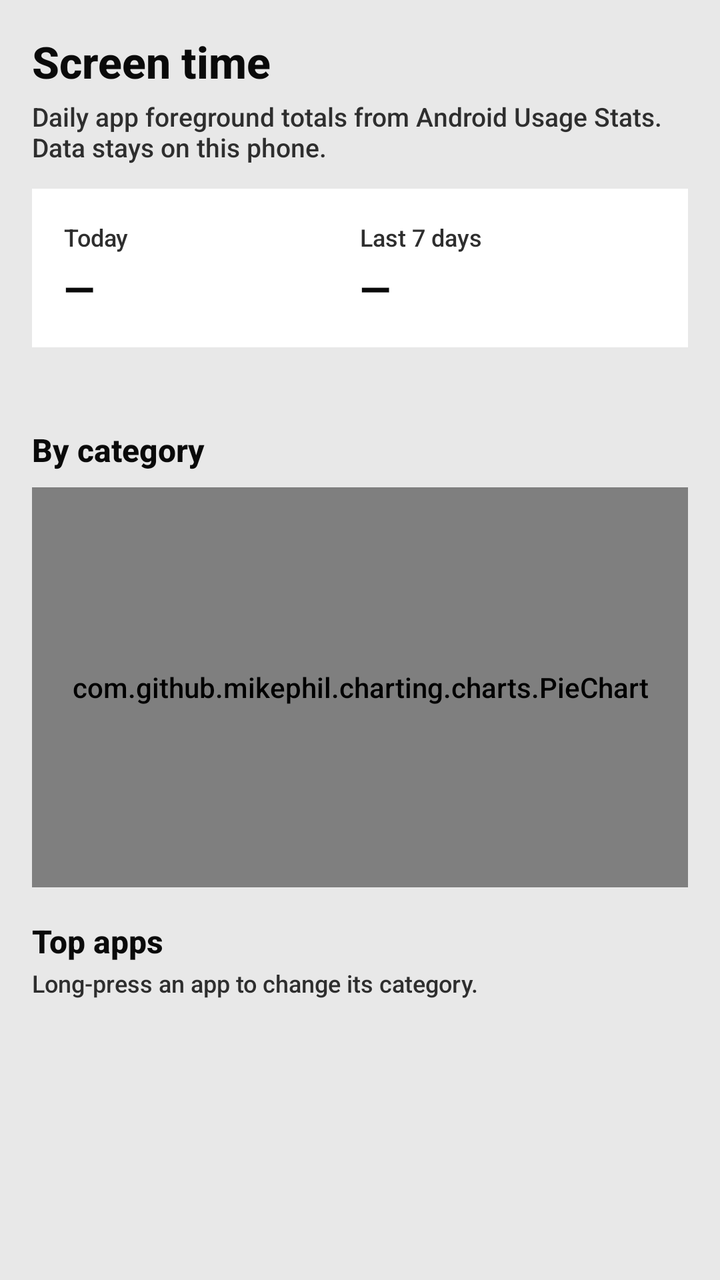
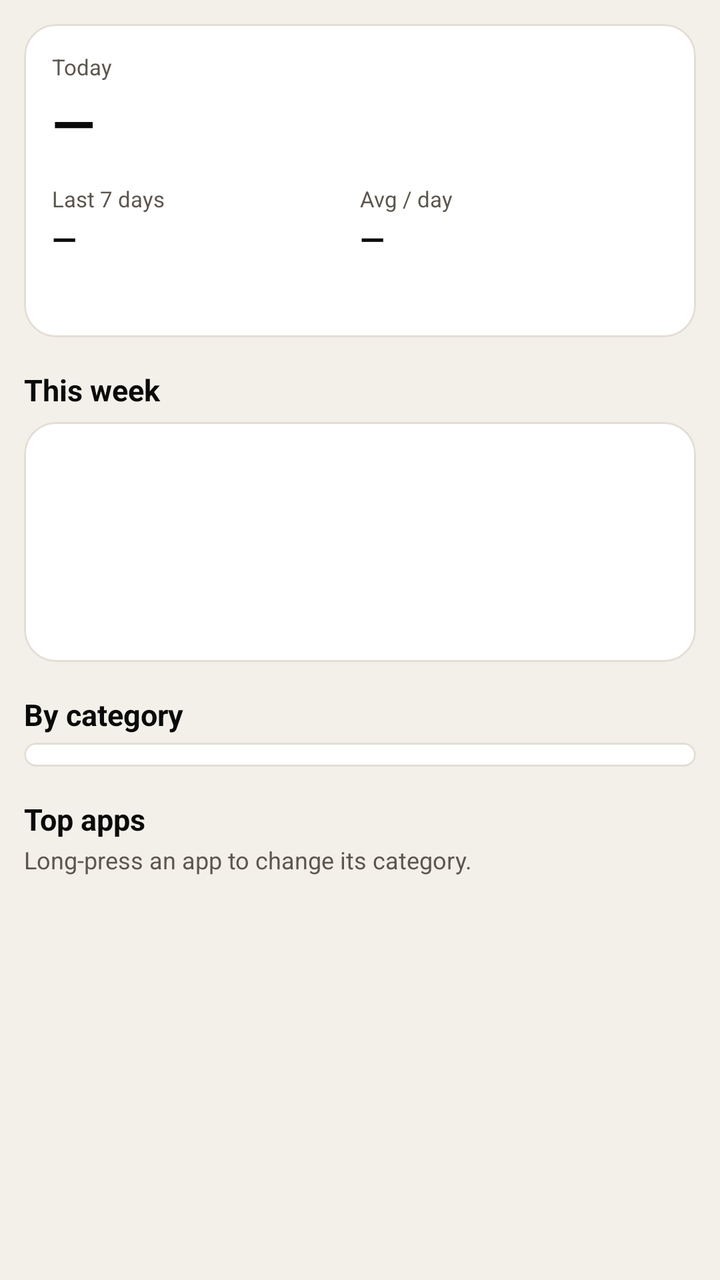

Before-and-after screenshots of an Android layout around one commit, followed by the original layout XML and the change that was made.
<!-- AndroidManifest.xml: application theme Theme.MoneyManager -->
<!-- res/layout/fragment_usage_wellbeing.xml -->
<?xml version="1.0" encoding="utf-8"?>
<ScrollView xmlns:android="http://schemas.android.com/apk/res/android"
    xmlns:app="http://schemas.android.com/apk/res-auto"
    android:layout_width="match_parent"
    android:layout_height="match_parent"
    android:background="@color/background_gray"
    android:fillViewport="true">

    <LinearLayout
        android:layout_width="match_parent"
        android:layout_height="wrap_content"
        android:orientation="vertical"
        android:padding="16dp">

        <TextView
            android:layout_width="match_parent"
            android:layout_height="wrap_content"
            android:text="@string/usage_title"
            android:textColor="@color/text_primary"
            android:textSize="22sp"
            android:textStyle="bold" />

        <TextView
            android:layout_width="match_parent"
            android:layout_height="wrap_content"
            android:layout_marginTop="4dp"
            android:text="@string/usage_subtitle"
            android:textColor="@color/text_secondary"
            android:textSize="13sp" />

        <LinearLayout
            android:id="@+id/usage_permission_banner"
            android:layout_width="match_parent"
            android:layout_height="wrap_content"
            android:layout_marginTop="12dp"
            android:background="@color/review_banner_bg"
            android:orientation="vertical"
            android:padding="14dp"
            android:visibility="gone">

            <TextView
                android:layout_width="match_parent"
                android:layout_height="wrap_content"
                android:text="@string/usage_permission_needed"
                android:textColor="@color/text_primary"
                android:textSize="14sp" />

            <com.google.android.material.button.MaterialButton
                android:id="@+id/btn_usage_grant"
                android:layout_width="match_parent"
                android:layout_height="wrap_content"
                android:layout_marginTop="8dp"
                android:text="@string/usage_open_settings"
                android:textColor="@color/button_on_yellow"
                app:backgroundTint="@color/primary_yellow_dark" />
        </LinearLayout>

        <LinearLayout
            android:id="@+id/usage_disabled_banner"
            android:layout_width="match_parent"
            android:layout_height="wrap_content"
            android:layout_marginTop="12dp"
            android:background="@color/empty_banner_bg"
            android:orientation="vertical"
            android:padding="14dp"
            android:visibility="gone">

            <TextView
                android:layout_width="match_parent"
                android:layout_height="wrap_content"
                android:text="@string/usage_disabled_hint"
                android:textColor="@color/text_primary"
                android:textSize="14sp" />

            <com.google.android.material.button.MaterialButton
                android:id="@+id/btn_usage_enable"
                style="@style/Widget.MaterialComponents.Button.OutlinedButton"
                android:layout_width="match_parent"
                android:layout_height="wrap_content"
                android:layout_marginTop="8dp"
                android:text="@string/usage_enable" />
        </LinearLayout>

        <LinearLayout
            android:id="@+id/usage_content"
            android:layout_width="match_parent"
            android:layout_height="wrap_content"
            android:layout_marginTop="12dp"
            android:orientation="vertical">

            <LinearLayout
                android:layout_width="match_parent"
                android:layout_height="wrap_content"
                android:background="@color/surface_white"
                android:orientation="horizontal"
                android:padding="16dp">

                <LinearLayout
                    android:layout_width="0dp"
                    android:layout_height="wrap_content"
                    android:layout_weight="1"
                    android:orientation="vertical">

                    <TextView
                        android:layout_width="match_parent"
                        android:layout_height="wrap_content"
                        android:text="@string/usage_today"
                        android:textColor="@color/text_secondary"
                        android:textSize="12sp" />

                    <TextView
                        android:id="@+id/tv_usage_today"
                        android:layout_width="match_parent"
                        android:layout_height="wrap_content"
                        android:layout_marginTop="4dp"
                        android:textColor="@color/text_primary"
                        android:textSize="20sp"
                        android:textStyle="bold"
                        android:text="@string/usage_dash" />
                </LinearLayout>

                <LinearLayout
                    android:layout_width="0dp"
                    android:layout_height="wrap_content"
                    android:layout_weight="1"
                    android:orientation="vertical">

                    <TextView
                        android:layout_width="match_parent"
                        android:layout_height="wrap_content"
                        android:text="@string/usage_week"
                        android:textColor="@color/text_secondary"
                        android:textSize="12sp" />

                    <TextView
                        android:id="@+id/tv_usage_week"
                        android:layout_width="match_parent"
                        android:layout_height="wrap_content"
                        android:layout_marginTop="4dp"
                        android:textColor="@color/text_primary"
                        android:textSize="20sp"
                        android:textStyle="bold"
                        android:text="@string/usage_dash" />
                </LinearLayout>
            </LinearLayout>

            <TextView
                android:id="@+id/tv_usage_status"
                android:layout_width="match_parent"
                android:layout_height="wrap_content"
                android:layout_marginTop="8dp"
                android:textColor="@color/text_secondary"
                android:textSize="12sp" />

            <TextView
                android:layout_width="match_parent"
                android:layout_height="wrap_content"
                android:layout_marginTop="16dp"
                android:text="@string/usage_categories"
                android:textColor="@color/text_primary"
                android:textSize="16sp"
                android:textStyle="bold" />

            <com.github.mikephil.charting.charts.PieChart
                android:id="@+id/chart_usage_categories"
                android:layout_width="match_parent"
                android:layout_height="200dp"
                android:layout_marginTop="8dp"
                android:background="@color/surface_white" />

            <TextView
                android:id="@+id/tv_usage_categories_empty"
                android:layout_width="match_parent"
                android:layout_height="wrap_content"
                android:layout_marginTop="8dp"
                android:gravity="center"
                android:padding="16dp"
                android:text="@string/usage_no_data"
                android:textColor="@color/text_secondary"
                android:visibility="gone" />

            <TextView
                android:layout_width="match_parent"
                android:layout_height="wrap_content"
                android:layout_marginTop="16dp"
                android:text="@string/usage_top_apps"
                android:textColor="@color/text_primary"
                android:textSize="16sp"
                android:textStyle="bold" />

            <TextView
                android:layout_width="match_parent"
                android:layout_height="wrap_content"
                android:layout_marginTop="2dp"
                android:text="@string/usage_top_apps_hint"
                android:textColor="@color/text_secondary"
                android:textSize="12sp" />

            <androidx.recyclerview.widget.RecyclerView
                android:id="@+id/rv_usage_apps"
                android:layout_width="match_parent"
                android:layout_height="wrap_content"
                android:layout_marginTop="8dp"
                android:nestedScrollingEnabled="false" />
        </LinearLayout>
    </LinearLayout>
</ScrollView>
<!-- resources referenced by this layout -->
<resources>
  <color name="background_gray">#E8E8E8</color>
  <color name="button_on_yellow">#0A0A0A</color>
  <color name="empty_banner_bg">#E3F2FD</color>
  <color name="primary_yellow_dark">#FF8F00</color>
  <color name="review_banner_bg">#FFF8E1</color>
  <color name="surface_white">#FFFFFF</color>
  <color name="text_primary">#0A0A0A</color>
  <color name="text_secondary">#2E2E2E</color>
  <string name="usage_categories">By category</string>
  <string name="usage_dash">—</string>
  <string name="usage_disabled_hint">Screen time is off. Turn it on to refresh aggregates from the phone (still on-device only).</string>
  <string name="usage_enable">Turn on screen time</string>
  <string name="usage_no_data">No usage data yet. Some phones return empty stats until you use apps after granting access.</string>
  <string name="usage_open_settings">Open Usage Access settings</string>
  <string name="usage_permission_needed">Usage Access is required to read screen time. Jaruri only stores daily minute totals on this device.</string>
  <string name="usage_subtitle">Daily app foreground totals from Android Usage Stats. Data stays on this phone.</string>
  <string name="usage_title">Screen time</string>
  <string name="usage_today">Today</string>
  <string name="usage_top_apps">Top apps</string>
  <string name="usage_top_apps_hint">Long-press an app to change its category.</string>
  <string name="usage_week">Last 7 days</string>
  <style name="Theme.MoneyManager" parent="Base.Theme.MoneyManager" />
  <style name="Base.Theme.MoneyManager" parent="Theme.Material3.DayNight.NoActionBar">
          <item name="colorPrimary">@color/primary_yellow</item>
          <item name="colorPrimaryVariant">@color/primary_yellow_dark</item>
          <item name="colorOnPrimary">@color/text_primary</item>
          <item name="colorSecondary">@color/accent_blue</item>
          <item name="colorSecondaryVariant">@color/teal_700</item>
          <item name="colorOnSecondary">@color/white</item>
          <item name="android:statusBarColor">@color/primary_yellow_dark</item>
          <item name="android:navigationBarColor">@color/background_gray</item>
          <item name="android:windowBackground">@color/background_gray</item>
          <item name="colorSurface">@color/surface_white</item>
          <item name="colorOnSurface">@color/text_primary</item>
          <item name="android:textColorPrimary">@color/text_primary</item>
          <item name="android:textColorSecondary">@color/text_secondary</item>
          <item name="android:textColorHint">@color/text_secondary</item>
          <item name="android:fontFamily">sans-serif-medium</item>
          <item name="materialButtonStyle">@style/Widget.Jaruri.Button</item>
          <item name="borderlessButtonStyle">@style/Widget.Jaruri.Button.Text</item>
          <item name="dividerHorizontal">@color/hairline</item>
          <item name="dividerVertical">@color/hairline</item>
      </style>
  <color name="primary_yellow">#FFB300</color>
  <color name="accent_blue">#0B3D91</color>
  <color name="teal_700">#00695C</color>
  <color name="white">#FFFFFFFF</color>
  <style name="Widget.Jaruri.Button" parent="Widget.Material3.Button">
          <item name="android:textAllCaps">false</item>
          <item name="android:letterSpacing">0.01</item>
          <item name="cornerRadius">6dp</item>
      </style>
  <style name="Widget.Jaruri.Button.Text" parent="Widget.Material3.Button.TextButton">
          <item name="android:textAllCaps">false</item>
          <item name="android:letterSpacing">0.01</item>
      </style>
  <color name="hairline">#757575</color>
</resources>

<!-- the commit's change to res/layout/fragment_usage_wellbeing.xml (unified diff, before → after) -->
@@ -1,6 +1,7 @@
 <?xml version="1.0" encoding="utf-8"?>
 <ScrollView xmlns:android="http://schemas.android.com/apk/res/android"
     xmlns:app="http://schemas.android.com/apk/res-auto"
+    xmlns:tools="http://schemas.android.com/tools"
     android:layout_width="match_parent"
     android:layout_height="match_parent"
     android:background="@color/background_gray"
@@ -10,29 +11,12 @@
         android:layout_width="match_parent"
         android:layout_height="wrap_content"
         android:orientation="vertical"
-        android:padding="16dp">
-
-        <TextView
-            android:layout_width="match_parent"
-            android:layout_height="wrap_content"
-            android:text="@string/usage_title"
-            android:textColor="@color/text_primary"
-            android:textSize="22sp"
-            android:textStyle="bold" />
-
-        <TextView
-            android:layout_width="match_parent"
-            android:layout_height="wrap_content"
-            android:layout_marginTop="4dp"
-            android:text="@string/usage_subtitle"
-            android:textColor="@color/text_secondary"
-            android:textSize="13sp" />
+        android:padding="12dp">
 
         <LinearLayout
             android:id="@+id/usage_permission_banner"
             android:layout_width="match_parent"
             android:layout_height="wrap_content"
-            android:layout_marginTop="12dp"
             android:background="@color/review_banner_bg"
             android:orientation="vertical"
             android:padding="14dp"
@@ -59,7 +43,6 @@
             android:id="@+id/usage_disabled_banner"
             android:layout_width="match_parent"
             android:layout_height="wrap_content"
-            android:layout_marginTop="12dp"
             android:background="@color/empty_banner_bg"
             android:orientation="vertical"
             android:padding="14dp"
@@ -85,88 +68,151 @@
             android:id="@+id/usage_content"
             android:layout_width="match_parent"
             android:layout_height="wrap_content"
-            android:layout_marginTop="12dp"
             android:orientation="vertical">
 
-            <LinearLayout
-                android:layout_width="match_parent"
-                android:layout_height="wrap_content"
-                android:background="@color/surface_white"
-                android:orientation="horizontal"
-                android:padding="16dp">
+            <com.google.android.material.card.MaterialCardView
+                style="@style/Widget.Jaruri.Card"
+                android:layout_width="match_parent"
+                android:layout_height="wrap_content">
 
                 <LinearLayout
-                    android:layout_width="0dp"
+                    android:layout_width="match_parent"
                     android:layout_height="wrap_content"
-                    android:layout_weight="1"
-                    android:orientation="vertical">
+                    android:orientation="vertical"
+                    android:padding="14dp">
 
                     <TextView
-                        android:layout_width="match_parent"
+                        android:layout_width="wrap_content"
                         android:layout_height="wrap_content"
                         android:text="@string/usage_today"
                         android:textColor="@color/text_secondary"
-                        android:textSize="12sp" />
+                        android:textSize="11sp" />
 
                     <TextView
                         android:id="@+id/tv_usage_today"
                         android:layout_width="match_parent"
                         android:layout_height="wrap_content"
-                        android:layout_marginTop="4dp"
+                        android:layout_marginTop="2dp"
                         android:textColor="@color/text_primary"
-                        android:textSize="20sp"
+                        android:textSize="28sp"
                         android:textStyle="bold"
                         android:text="@string/usage_dash" />
-                </LinearLayout>
-
-                <LinearLayout
-                    android:layout_width="0dp"
-                    android:layout_height="wrap_content"
-                    android:layout_weight="1"
-                    android:orientation="vertical">
-
-                    <TextView
+
+                    <LinearLayout
                         android:layout_width="match_parent"
                         android:layout_height="wrap_content"
-                        android:text="@string/usage_week"
+                        android:layout_marginTop="12dp"
+                        android:orientation="horizontal">
+
+                        <LinearLayout
+                            android:layout_width="0dp"
+                            android:layout_height="wrap_content"
+                            android:layout_weight="1"
+                            android:orientation="vertical">
+
+                            <TextView
+                                android:layout_width="wrap_content"
+                                android:layout_height="wrap_content"
+                                android:text="@string/usage_week"
+                                android:textColor="@color/text_secondary"
+                                android:textSize="11sp" />
+
+                            <TextView
+                                android:id="@+id/tv_usage_week"
+                                android:layout_width="wrap_content"
+                                android:layout_height="wrap_content"
+                                android:layout_marginTop="2dp"
+                                android:textColor="@color/text_primary"
+                                android:textSize="16sp"
+                                android:textStyle="bold"
+                                android:text="@string/usage_dash" />
+                        </LinearLayout>
+
+                        <LinearLayout
+                            android:layout_width="0dp"
+                            android:layout_height="wrap_content"
+                            android:layout_weight="1"
+                            android:orientation="vertical">
+
+                            <TextView
+                                android:layout_width="wrap_content"
+                                android:layout_height="wrap_content"
+                                android:text="@string/usage_avg_day"
+                                android:textColor="@color/text_secondary"
+                                android:textSize="11sp" />
+
+                            <TextView
+                                android:id="@+id/tv_usage_avg"
+                                android:layout_width="wrap_content"
+                                android:layout_height="wrap_content"
+                                android:layout_marginTop="2dp"
+                                android:textColor="@color/text_primary"
+                                android:textSize="16sp"
+                                android:textStyle="bold"
+                                android:text="@string/usage_dash" />
+                        </LinearLayout>
+                    </LinearLayout>
+
+                    <TextView
+                        android:id="@+id/tv_usage_status"
+                        android:layout_width="match_parent"
+                        android:layout_height="wrap_content"
+                        android:layout_marginTop="8dp"
                         android:textColor="@color/text_secondary"
                         android:textSize="12sp" />
-
-                    <TextView
-                        android:id="@+id/tv_usage_week"
-                        android:layout_width="match_parent"
-                        android:layout_height="wrap_content"
-                        android:layout_marginTop="4dp"
-                        android:textColor="@color/text_primary"
-                        android:textSize="20sp"
-                        android:textStyle="bold"
-                        android:text="@string/usage_dash" />
                 </LinearLayout>
-            </LinearLayout>
-
-            <TextView
-                android:id="@+id/tv_usage_status"
-                android:layout_width="match_parent"
-                android:layout_height="wrap_content"
-                android:layout_marginTop="8dp"
-                android:textColor="@color/text_secondary"
-                android:textSize="12sp" />
+            </com.google.android.material.card.MaterialCardView>
 
             <TextView
                 android:layout_width="match_parent"
                 android:layout_height="wrap_content"
                 android:layout_marginTop="16dp"
+                android:layout_marginBottom="6dp"
+                android:text="@string/usage_week_bars"
+                android:textColor="@color/text_primary"
+                android:textSize="15sp"
+                android:textStyle="bold" />
+
+            <com.google.android.material.card.MaterialCardView
+                style="@style/Widget.Jaruri.Card"
+                android:layout_width="match_parent"
+                android:layout_height="wrap_content">
+
+                <LinearLayout
+                    android:id="@+id/usage_week_bars"
+                    android:layout_width="match_parent"
+                    android:layout_height="120dp"
+                    android:orientation="horizontal"
+                    android:gravity="bottom"
+                    android:paddingHorizontal="12dp"
+                    android:paddingTop="12dp"
+                    android:paddingBottom="8dp"
+                    android:baselineAligned="false" />
+            </com.google.android.material.card.MaterialCardView>
+
+            <TextView
+                android:layout_width="match_parent"
+                android:layout_height="wrap_content"
+                android:layout_marginTop="16dp"
+                android:layout_marginBottom="4dp"
                 android:text="@string/usage_categories"
                 android:textColor="@color/text_primary"
-                android:textSize="16sp"
+                android:textSize="15sp"
                 android:textStyle="bold" />
 
-            <com.github.mikephil.charting.charts.PieChart
-                android:id="@+id/chart_usage_categories"
-                android:layout_width="match_parent"
-                android:layout_height="200dp"
-                android:layout_marginTop="8dp"
-                android:background="@color/surface_white" />
+            <com.google.android.material.card.MaterialCardView
+                style="@style/Widget.Jaruri.Card"
+                android:layout_width="match_parent"
+                android:layout_height="wrap_content">
+
+                <LinearLayout
+                    android:id="@+id/usage_category_list"
+                    android:layout_width="match_parent"
+                    android:layout_height="wrap_content"
+                    android:orientation="vertical"
+                    android:paddingHorizontal="14dp"
+                    android:paddingVertical="6dp" />
+            </com.google.android.material.card.MaterialCardView>
 
             <TextView
                 android:id="@+id/tv_usage_categories_empty"
@@ -174,7 +220,7 @@
                 android:layout_height="wrap_content"
                 android:layout_marginTop="8dp"
                 android:gravity="center"
-                android:padding="16dp"
+                android:padding="12dp"
                 android:text="@string/usage_no_data"
                 android:textColor="@color/text_secondary"
                 android:visibility="gone" />
@@ -185,13 +231,14 @@
                 android:layout_marginTop="16dp"
                 android:text="@string/usage_top_apps"
                 android:textColor="@color/text_primary"
-                android:textSize="16sp"
+                android:textSize="15sp"
                 android:textStyle="bold" />
 
             <TextView
                 android:layout_width="match_parent"
                 android:layout_height="wrap_content"
                 android:layout_marginTop="2dp"
+                android:layout_marginBottom="6dp"
                 android:text="@string/usage_top_apps_hint"
                 android:textColor="@color/text_secondary"
                 android:textSize="12sp" />
@@ -200,8 +247,70 @@
                 android:id="@+id/rv_usage_apps"
                 android:layout_width="match_parent"
                 android:layout_height="wrap_content"
-                android:layout_marginTop="8dp"
-                android:nestedScrollingEnabled="false" />
+                android:nestedScrollingEnabled="false"
+                tools:listitem="@layout/item_usage_app" />
         </LinearLayout>
     </LinearLayout>
 </ScrollView>
+<!-- res/layout/item_usage_app.xml (included above) -->
+<?xml version="1.0" encoding="utf-8"?>
+<LinearLayout xmlns:android="http://schemas.android.com/apk/res/android"
+    xmlns:app="http://schemas.android.com/apk/res-auto"
+    android:layout_width="match_parent"
+    android:layout_height="wrap_content"
+    android:orientation="vertical"
+    android:paddingHorizontal="14dp"
+    android:paddingTop="12dp"
+    android:paddingBottom="10dp"
+    android:background="@color/surface_white"
+    android:layout_marginBottom="6dp">
+
+    <LinearLayout
+        android:layout_width="match_parent"
+        android:layout_height="wrap_content"
+        android:orientation="horizontal"
+        android:gravity="center_vertical">
+
+        <TextView
+            android:id="@+id/tvUsageAppName"
+            android:layout_width="0dp"
+            android:layout_height="wrap_content"
+            android:layout_weight="1"
+            android:textColor="@color/text_primary"
+            android:textSize="15sp"
+            android:textStyle="bold"
+            android:maxLines="1"
+            android:ellipsize="end"
+            android:text="Instagram" />
+
+        <TextView
+            android:id="@+id/tvUsageAppDuration"
+            android:layout_width="wrap_content"
+            android:layout_height="wrap_content"
+            android:layout_marginStart="8dp"
+            android:textColor="@color/accent_blue"
+            android:textSize="14sp"
+            android:textStyle="bold"
+            android:text="1h 20m" />
+    </LinearLayout>
+
+    <TextView
+        android:id="@+id/tvUsageAppCategory"
+        android:layout_width="match_parent"
+        android:layout_height="wrap_content"
+        android:layout_marginTop="2dp"
+        android:textColor="@color/text_secondary"
+        android:textSize="12sp"
+        android:text="Social" />
+
+    <ProgressBar
+        android:id="@+id/progressUsageApp"
+        style="?android:attr/progressBarStyleHorizontal"
+        android:layout_width="match_parent"
+        android:layout_height="6dp"
+        android:layout_marginTop="8dp"
+        android:max="100"
+        android:progress="40"
+        android:progressTint="@color/accent_blue"
+        android:progressBackgroundTint="@color/outline_soft" />
+</LinearLayout>
<!-- resource entries referenced after the edit -->
@@ -1,13 +1,15 @@
 <!-- resources referenced by this layout -->
 <resources>
-  <color name="background_gray">#E8E8E8</color>
+  <color name="background_gray">#F3F0EA</color>
   <color name="button_on_yellow">#0A0A0A</color>
   <color name="empty_banner_bg">#E3F2FD</color>
+  <color name="outline_soft">#C8C0B4</color>
   <color name="primary_yellow_dark">#FF8F00</color>
   <color name="review_banner_bg">#FFF8E1</color>
   <color name="surface_white">#FFFFFF</color>
   <color name="text_primary">#0A0A0A</color>
-  <color name="text_secondary">#2E2E2E</color>
+  <color name="text_secondary">#5C564E</color>
+  <string name="usage_avg_day">Avg / day</string>
   <string name="usage_categories">By category</string>
   <string name="usage_dash">—</string>
   <string name="usage_disabled_hint">Screen time is off. Turn it on to refresh aggregates from the phone (still on-device only).</string>
@@ -15,13 +17,20 @@
   <string name="usage_no_data">No usage data yet. Some phones return empty stats until you use apps after granting access.</string>
   <string name="usage_open_settings">Open Usage Access settings</string>
   <string name="usage_permission_needed">Usage Access is required to read screen time. Jaruri only stores daily minute totals on this device.</string>
-  <string name="usage_subtitle">Daily app foreground totals from Android Usage Stats. Data stays on this phone.</string>
-  <string name="usage_title">Screen time</string>
   <string name="usage_today">Today</string>
   <string name="usage_top_apps">Top apps</string>
   <string name="usage_top_apps_hint">Long-press an app to change its category.</string>
   <string name="usage_week">Last 7 days</string>
+  <string name="usage_week_bars">This week</string>
+  <style name="Widget.Jaruri.Card" parent="Widget.Material3.CardView.Outlined">
+          <item name="cardCornerRadius">16dp</item>
+          <item name="cardElevation">0dp</item>
+          <item name="strokeWidth">@dimen/hairline_thin</item>
+          <item name="strokeColor">@color/hairline</item>
+          <item name="cardBackgroundColor">@color/surface_white</item>
+      </style>
   <style name="Theme.MoneyManager" parent="Base.Theme.MoneyManager" />
+  <dimen name="hairline_thin">1dp</dimen>
   <style name="Base.Theme.MoneyManager" parent="Theme.Material3.DayNight.NoActionBar">
           <item name="colorPrimary">@color/primary_yellow</item>
           <item name="colorPrimaryVariant">@color/primary_yellow_dark</item>
@@ -37,7 +46,7 @@
           <item name="android:textColorPrimary">@color/text_primary</item>
           <item name="android:textColorSecondary">@color/text_secondary</item>
           <item name="android:textColorHint">@color/text_secondary</item>
-          <item name="android:fontFamily">sans-serif-medium</item>
+          <item name="android:fontFamily">sans-serif</item>
           <item name="materialButtonStyle">@style/Widget.Jaruri.Button</item>
           <item name="borderlessButtonStyle">@style/Widget.Jaruri.Button.Text</item>
           <item name="dividerHorizontal">@color/hairline</item>
@@ -56,6 +65,6 @@
           <item name="android:textAllCaps">false</item>
           <item name="android:letterSpacing">0.01</item>
       </style>
-  <color name="hairline">#757575</color>
+  <color name="hairline">#E3DDD4</color>
 </resources>
 
